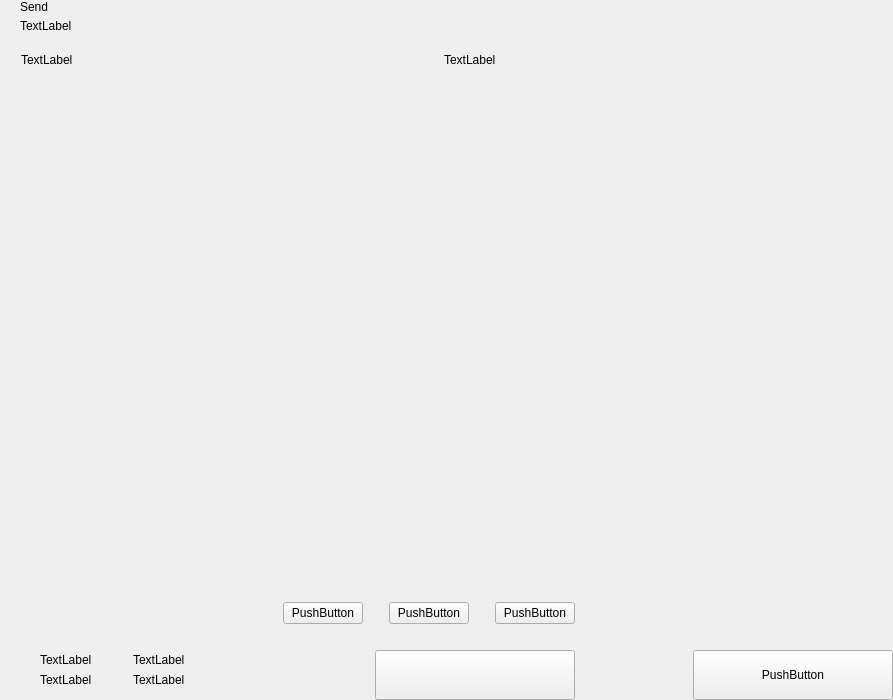
Old version of the form src/qt/guapcoin/forms/send.ui in the repository guapcrypto/Guapcoin.
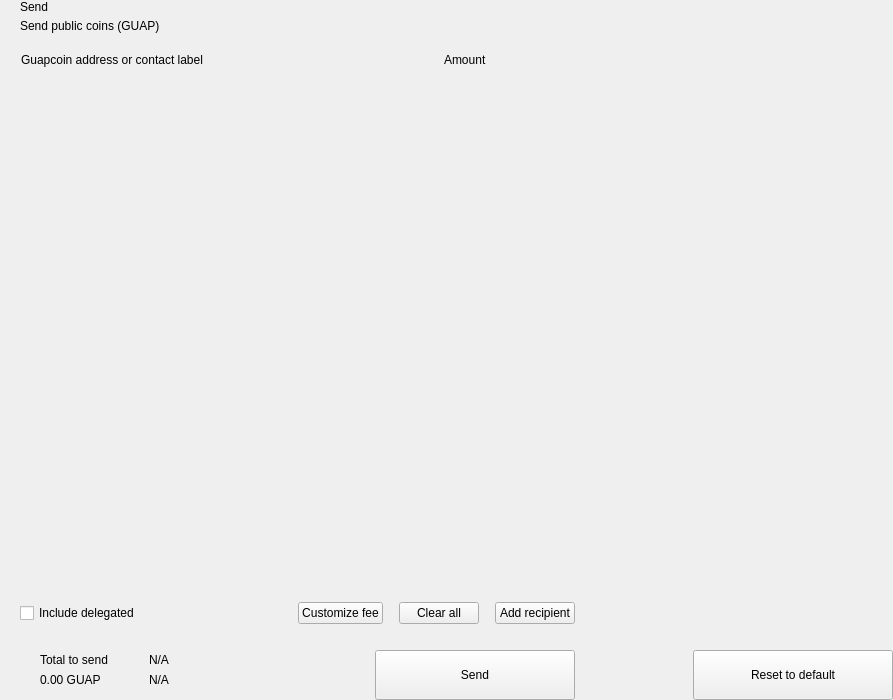
New version of the form. Custom widgets are drawn as their Qt base class.

```diff
--- a/src/qt/guapcoin/forms/send.ui
+++ b/src/qt/guapcoin/forms/send.ui
@@ -81,7 +81,7 @@
             <item>
              <widget class="QLabel" name="labelSubtitle1">
               <property name="text">
-               <string>TextLabel</string>
+               <string>Send public coins (GUAP)</string>
               </property>
              </widget>
             </item>
@@ -141,7 +141,7 @@
              <string notr="true">margin-left:8px;</string>
             </property>
             <property name="text">
-             <string>TextLabel</string>
+             <string>Guapcoin address or contact label</string>
             </property>
            </widget>
           </item>
@@ -164,7 +164,7 @@
           <item>
            <widget class="QLabel" name="labelSubtitleAmount">
             <property name="text">
-             <string>TextLabel</string>
+             <string>Amount</string>
             </property>
            </widget>
           </item>
@@ -263,9 +263,22 @@
           <property name="spacing">
            <number>6</number>
           </property>
+          <property name="leftMargin">
+           <number>20</number>
+          </property>
           <property name="rightMargin">
            <number>20</number>
           </property>
+          <item>
+           <widget class="QCheckBox" name="checkBoxDelegations">
+            <property name="layoutDirection">
+             <enum>Qt::LeftToRight</enum>
+            </property>
+            <property name="text">
+             <string>Include delegated</string>
+            </property>
+           </widget>
+          </item>
           <item>
            <spacer name="horizontalSpacer_4">
             <property name="orientation">
@@ -273,7 +286,7 @@
             </property>
             <property name="sizeHint" stdset="0">
              <size>
-              <width>40</width>
+              <width>10</width>
               <height>20</height>
              </size>
             </property>
@@ -285,7 +298,7 @@
              <enum>Qt::NoFocus</enum>
             </property>
             <property name="text">
-             <string>PushButton</string>
+             <string>Customize fee</string>
             </property>
            </widget>
           </item>
@@ -299,7 +312,7 @@
             </property>
             <property name="sizeHint" stdset="0">
              <size>
-              <width>20</width>
+              <width>10</width>
               <height>20</height>
              </size>
             </property>
@@ -314,7 +327,7 @@
              <enum>Qt::RightToLeft</enum>
             </property>
             <property name="text">
-             <string>PushButton</string>
+             <string>Clear all</string>
             </property>
            </widget>
           </item>
@@ -328,7 +341,7 @@
             </property>
             <property name="sizeHint" stdset="0">
              <size>
-              <width>20</width>
+              <width>10</width>
               <height>20</height>
              </size>
             </property>
@@ -340,7 +353,7 @@
              <enum>Qt::NoFocus</enum>
             </property>
             <property name="text">
-             <string>PushButton</string>
+             <string>Add recipient</string>
             </property>
            </widget>
           </item>
@@ -444,14 +457,14 @@
                      <item>
                       <widget class="QLabel" name="labelTitleTotalSend">
                        <property name="text">
-                        <string>TextLabel</string>
+                        <string>Total to send</string>
                        </property>
                       </widget>
                      </item>
                      <item>
                       <widget class="QLabel" name="labelAmountSend">
                        <property name="text">
-                        <string>TextLabel</string>
+                        <string notr="true">0.00 GUAP</string>
                        </property>
                       </widget>
                      </item>
@@ -516,14 +529,14 @@
                      <item>
                       <widget class="QLabel" name="labelTitleTotalRemaining">
                        <property name="text">
-                        <string>TextLabel</string>
+                        <string notr="true">N/A</string>
                        </property>
                       </widget>
                      </item>
                      <item>
                       <widget class="QLabel" name="labelAmountRemaining">
                        <property name="text">
-                        <string>TextLabel</string>
+                        <string notr="true">N/A</string>
                        </property>
                       </widget>
                      </item>
@@ -573,7 +586,7 @@
              <enum>Qt::NoFocus</enum>
             </property>
             <property name="text">
-             <string/>
+             <string>Send</string>
             </property>
            </widget>
           </item>
@@ -680,7 +693,7 @@
              <enum>Qt::NoFocus</enum>
             </property>
             <property name="text">
-             <string>PushButton</string>
+             <string>Reset to default</string>
             </property>
            </widget>
           </item>
```
